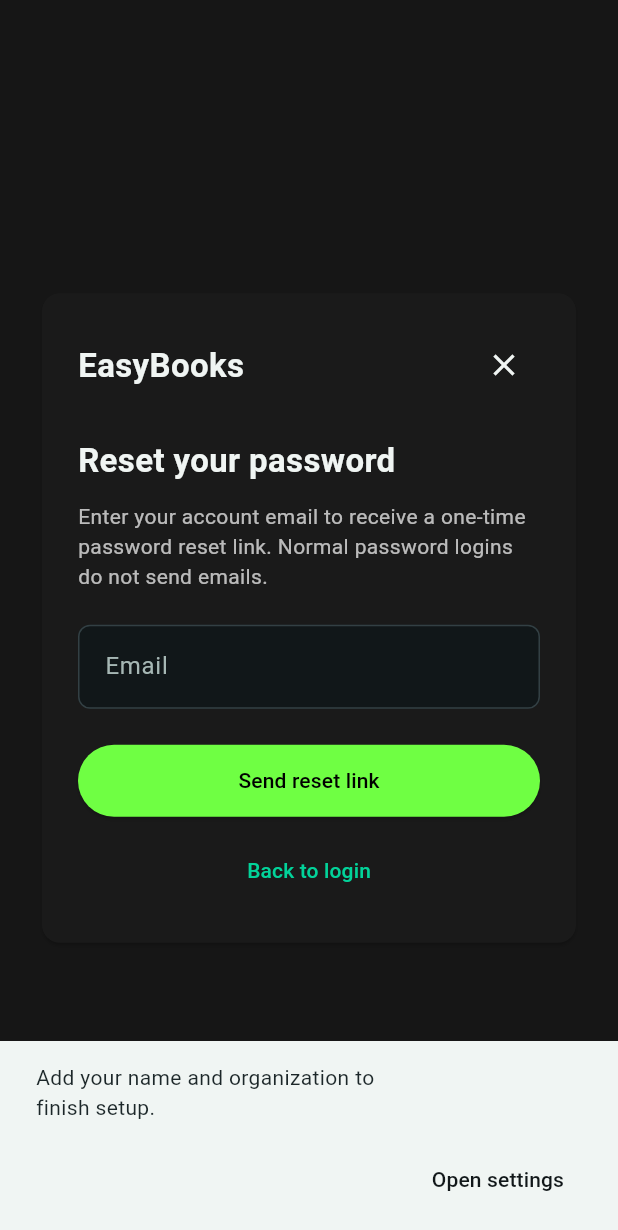
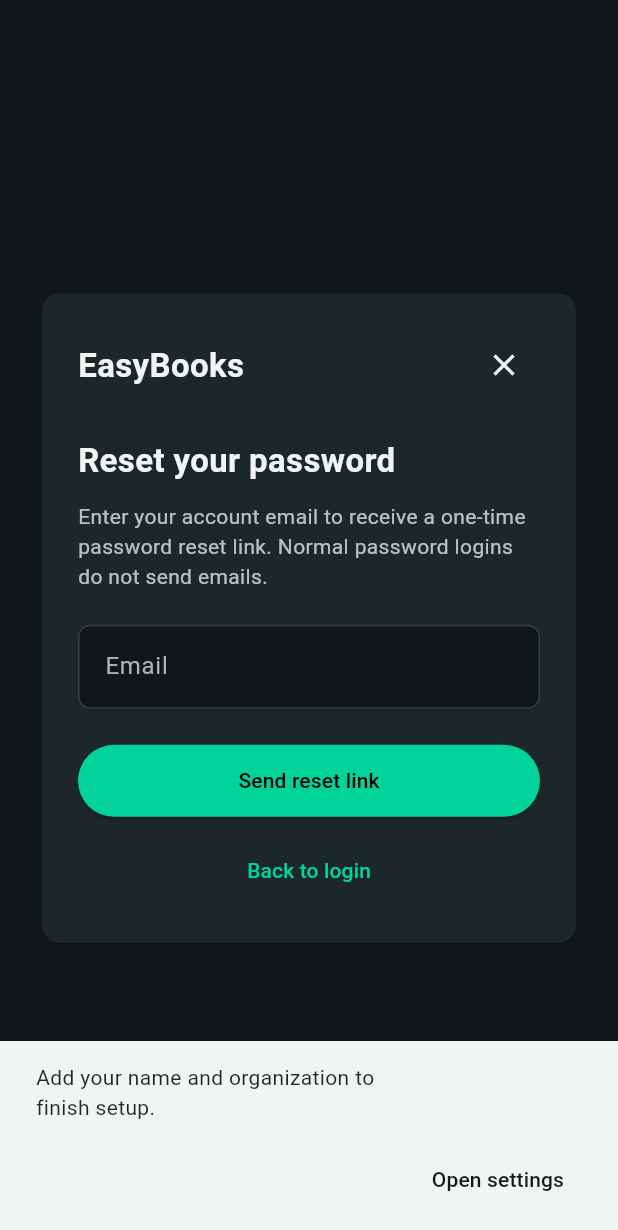
Before and after one commit to Technix19/repo_easybooks, a Flutter app: the ForgotPage screen opened directly, on a phone screen of 412 x 824 dp. Shown: the top 1230 px of the screen. Run offline on Flutter 3.47's test engine with Material 3 defaults, Android fonts, the phone set to English and light mode, and no system bars; our stand-ins replace csv, fl_chart, lottie, supabase_flutter; missing offline and left inert: dart:html, file_saver; accounts and stored records are empty; network calls fail.

Commit message:
Make authentication screens match EasyBooks brand tokens

```diff
--- a/repo_easybooks/lib/forgot_pass.dart
+++ b/repo_easybooks/lib/forgot_pass.dart
@@ -1,3 +1,4 @@
+import 'package:repo_easybooks/theme/easybooks_theme.dart';
 import 'package:flutter/material.dart';
 import 'package:repo_easybooks/auth/auth_service.dart';
 import 'package:supabase_flutter/supabase_flutter.dart';
@@ -51,14 +52,14 @@
   @override
   Widget build(BuildContext context) {
     return Scaffold(
-      backgroundColor: const Color(0xFF161616),
+      backgroundColor: EasyBooksTheme.background,
       body: Center(
         child: SingleChildScrollView(
           padding: const EdgeInsets.all(24),
           child: ConstrainedBox(
             constraints: const BoxConstraints(maxWidth: 420),
             child: Card(
-              color: const Color(0xFF1A1A1A),
+              color: EasyBooksTheme.surface,
               child: Padding(
                 padding: const EdgeInsets.all(24),
                 child: Form(
@@ -105,7 +106,7 @@
                         const SizedBox(height: 24),
                         ElevatedButton(
                           style: ElevatedButton.styleFrom(
-                            backgroundColor: const Color(0xFF6FFF43),
+                            backgroundColor: EasyBooksTheme.accent,
                             foregroundColor: Colors.black,
                             minimumSize: const Size(200, 48),
                           ),
```
